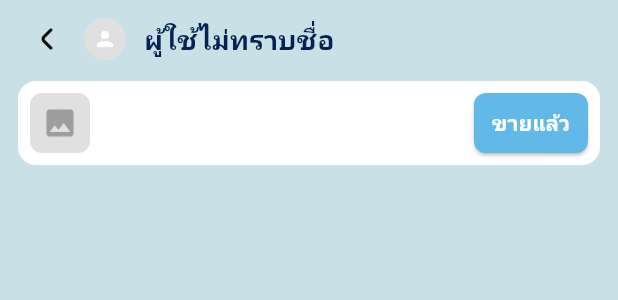
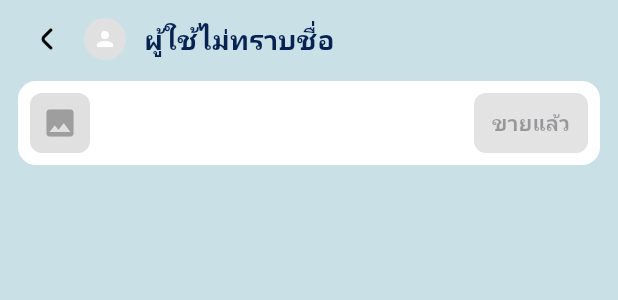
Before and after one commit to sareefhub/Locaza, a Flutter app: the ChatHeader widget shown alone on an empty page, opened directly with empty values, on a phone screen of 412 x 824 dp. Shown: the top 300 px of the screen. Run offline on Flutter 3.47's test engine with Material 3 defaults, Android fonts, the phone set to English and light mode, and no system bars; our stand-ins replace awesome_dialog, dropdown_button2, flutter_riverpod, go_router, google_fonts, image_picker and 4 more; accounts and stored records are empty; network calls fail; Roboto replaces fonts that are missing (Sarabun).

Commit message:
feat(chat): ปรับปรุงปุ่มสถานะสินค้าให้ผู้ขายกดได้เฉพาะตอนยังไม่ขาย

```diff
--- a/frontend/lib/features/chat/presentation/widgets/chat_header.dart
+++ b/frontend/lib/features/chat/presentation/widgets/chat_header.dart
@@ -87,6 +87,14 @@ class ChatHeader extends StatelessWidget implements PreferredSizeWidget {
         if (status == "reserved") return "ซื้อ";
         if (status == "sold") return "รีวิว";
         return "รีวิวแล้ว";
+      }
+    }
+
+    bool isButtonEnabled() {
+      if (isOwner) {
+        return status == "available";
+      } else {
+        return status == "reserved" || status == "sold";
       }
     }
 
@@ -262,14 +270,12 @@ class ChatHeader extends StatelessWidget implements PreferredSizeWidget {
                   const SizedBox(width: 8),
                   ElevatedButton(
                     style: ElevatedButton.styleFrom(
-                      backgroundColor: (actionButtonText() == "-" ? Colors.grey : const Color(0xFF62B9E8)),
+                      backgroundColor: isButtonEnabled() ? const Color(0xFF62B9E8) : Colors.grey,
                       foregroundColor: Colors.white,
                       padding: const EdgeInsets.symmetric(horizontal: 12, vertical: 6),
                       shape: RoundedRectangleBorder(borderRadius: BorderRadius.circular(8)),
                     ),
-                    onPressed: actionButtonText() == "-"
-                        ? null
-                        : () => onActionPressed(context),
+                    onPressed: isButtonEnabled() ? () => onActionPressed(context) : null,
                     child: Text(
                       actionButtonText(),
                       style: GoogleFonts.sarabun(fontSize: 14, fontWeight: FontWeight.bold),
```
